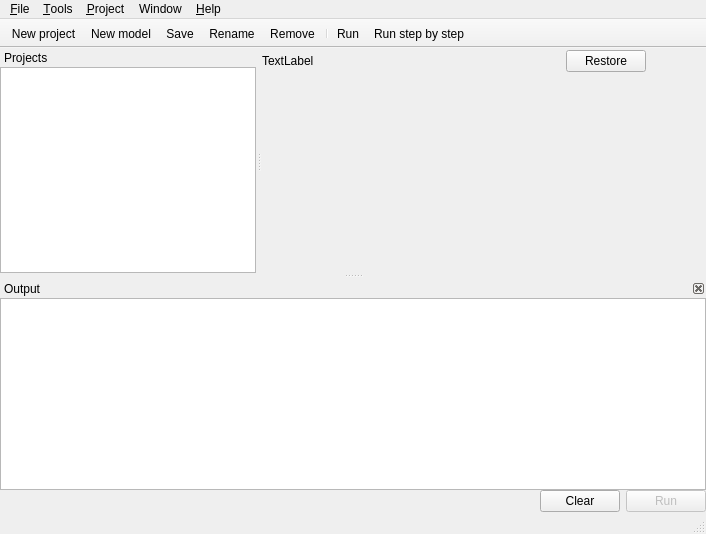
ufopleds/DengueME, file source/src/mainwindow.ui: the form before one commit.
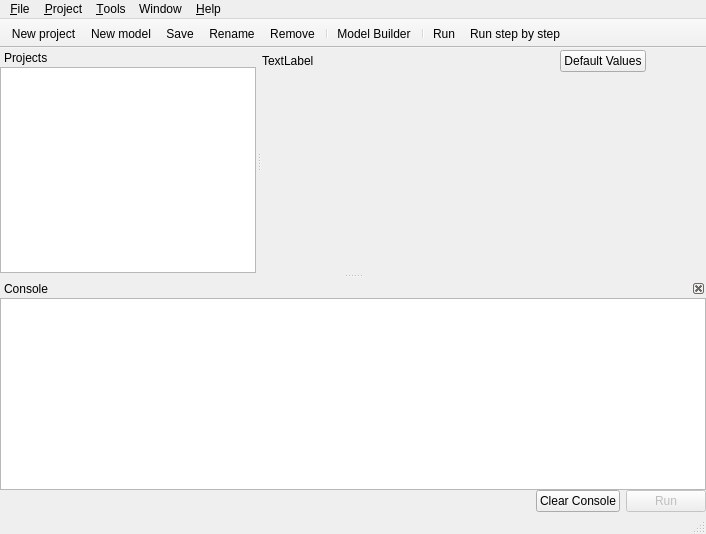
The form after the commit. Icons and pictures are not drawn. Custom widgets are drawn as their Qt base class.

```diff
--- a/source/src/mainwindow.ui
+++ b/source/src/mainwindow.ui
@@ -81,7 +81,7 @@
             </sizepolicy>
            </property>
            <property name="text">
-            <string>Restore</string>
+            <string>Default Values</string>
            </property>
           </widget>
          </item>
@@ -182,8 +182,8 @@
     <addaction name="actionResetViews"/>
    </widget>
    <addaction name="menuFile"/>
-   <addaction name="menuEdit"/>
    <addaction name="menuProject"/>
+   <addaction name="menuEdit"/>
    <addaction name="menuView"/>
    <addaction name="menuHelp"/>
   </widget>
@@ -215,6 +215,8 @@
    <addaction name="actionRename"/>
    <addaction name="actionRemove"/>
    <addaction name="separator"/>
+   <addaction name="actionBuilder"/>
+   <addaction name="separator"/>
    <addaction name="actionRun"/>
    <addaction name="actionRunByStep"/>
   </widget>
@@ -275,7 +277,7 @@
     <set>QDockWidget::DockWidgetClosable</set>
    </property>
    <property name="windowTitle">
-    <string>Output</string>
+    <string>Console</string>
    </property>
    <attribute name="dockWidgetArea">
     <number>8</number>
@@ -318,7 +320,7 @@
        <item>
         <widget class="QPushButton" name="clearButton">
          <property name="text">
-          <string>Clear</string>
+          <string>Clear Console</string>
          </property>
         </widget>
        </item>
@@ -368,6 +370,9 @@
    </property>
   </action>
   <action name="actionRun">
+   <property name="enabled">
+    <bool>true</bool>
+   </property>
    <property name="icon">
     <iconset resource="Resource.qrc">
      <normaloff>:/img/Resources/run.png</normaloff>:/img/Resources/run.png</iconset>
@@ -390,6 +395,9 @@
    </property>
   </action>
   <action name="actionNewProject">
+   <property name="enabled">
+    <bool>true</bool>
+   </property>
    <property name="icon">
     <iconset resource="Resource.qrc">
      <normaloff>:/img/Resources/folder-new.png</normaloff>:/img/Resources/folder-new.png</iconset>
@@ -517,6 +525,21 @@
     <string>Reset views</string>
    </property>
   </action>
+  <action name="actionBuilder">
+   <property name="checkable">
+    <bool>false</bool>
+   </property>
+   <property name="enabled">
+    <bool>true</bool>
+   </property>
+   <property name="icon">
+    <iconset resource="Resource.qrc">
+     <normaloff>:/img/Resources/builderTool.png</normaloff>:/img/Resources/builderTool.png</iconset>
+   </property>
+   <property name="text">
+    <string>Model Builder</string>
+   </property>
+  </action>
  </widget>
  <layoutdefault spacing="6" margin="11"/>
  <customwidgets>
```
Left out of the diff: 42 changed lines with no effect on the pictures.
